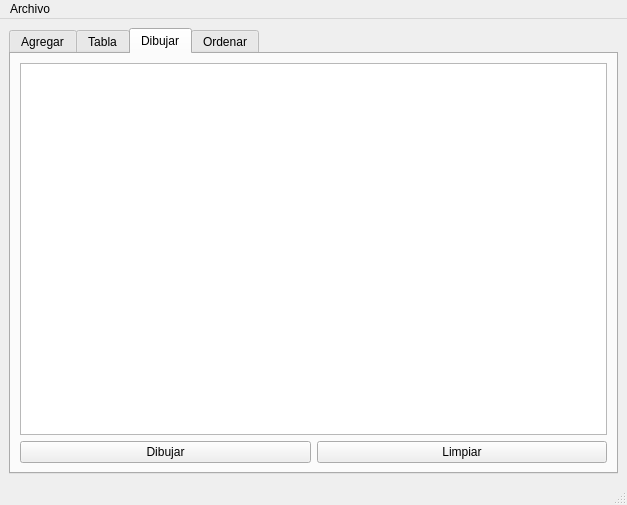
Old version of the form particula.ui in the repository FabianAlejandroEsquedaRodriguez/S.ALGORITMIA_UI_PARTICULA.
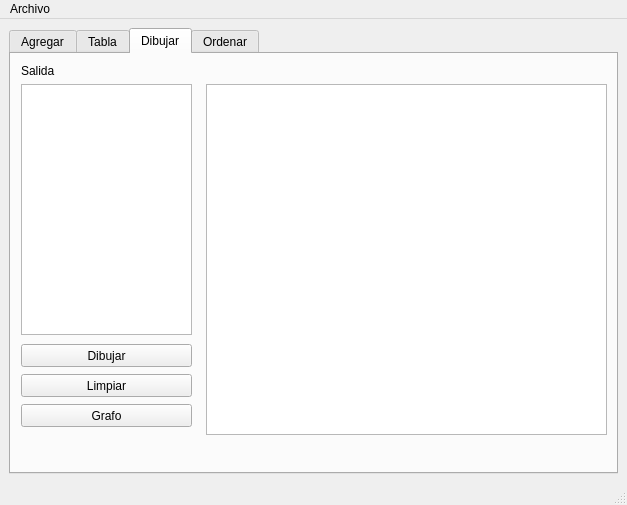
New version of the form. The open tabs and pages were chosen to show the change.

Commit message: Se modifico la UI, agregando un PushButton y un PlainTextEdit, para que se muestre el grafo

```diff
--- a/particula.ui
+++ b/particula.ui
@@ -223,25 +223,78 @@
        <attribute name="title">
         <string>Dibujar</string>
        </attribute>
-       <layout class="QGridLayout" name="gridLayout_5">
-        <item row="0" column="0" colspan="2">
-         <widget class="QGraphicsView" name="graphicsView"/>
-        </item>
-        <item row="1" column="0">
+       <widget class="QGraphicsView" name="graphicsView">
+        <property name="geometry">
+         <rect>
+          <x>195</x>
+          <y>30</y>
+          <width>401</width>
+          <height>351</height>
+         </rect>
+        </property>
+       </widget>
          <widget class="QPushButton" name="dibujar">
+        <property name="geometry">
+         <rect>
+          <x>10</x>
+          <y>290</y>
+          <width>171</width>
+          <height>23</height>
+         </rect>
+        </property>
           <property name="text">
            <string>Dibujar</string>
           </property>
          </widget>
-        </item>
-        <item row="1" column="1">
          <widget class="QPushButton" name="limpiar">
+        <property name="geometry">
+         <rect>
+          <x>10</x>
+          <y>320</y>
+          <width>171</width>
+          <height>23</height>
+         </rect>
+        </property>
           <property name="text">
            <string>Limpiar</string>
           </property>
          </widget>
-        </item>
-       </layout>
+       <widget class="QPushButton" name="dibujar_grafo_pushButton">
+        <property name="geometry">
+         <rect>
+          <x>10</x>
+          <y>350</y>
+          <width>171</width>
+          <height>23</height>
+         </rect>
+        </property>
+        <property name="text">
+         <string>Grafo</string>
+        </property>
+       </widget>
+       <widget class="QLabel" name="label_11">
+        <property name="geometry">
+         <rect>
+          <x>10</x>
+          <y>10</y>
+          <width>47</width>
+          <height>13</height>
+         </rect>
+        </property>
+        <property name="text">
+         <string>Salida</string>
+        </property>
+       </widget>
+       <widget class="QPlainTextEdit" name="plainTextEdit">
+        <property name="geometry">
+         <rect>
+          <x>10</x>
+          <y>30</y>
+          <width>171</width>
+          <height>251</height>
+         </rect>
+        </property>
+       </widget>
       </widget>
       <widget class="QWidget" name="tab_4">
        <attribute name="title">
```
Lines whose indentation alone changed are shown as unchanged.
